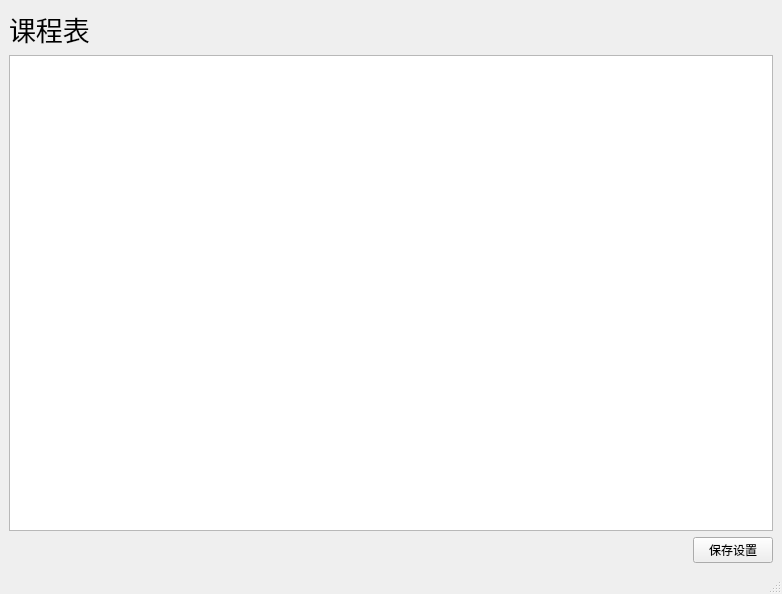
Above: mainwindow.ui from Kevin0217168/SchoolCourse before the change. Below: the same form after it.
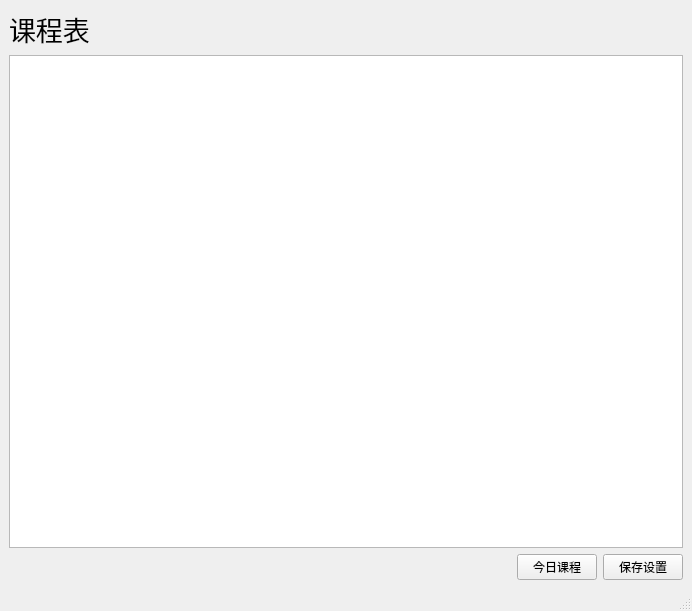
That is the form after the change.

```diff
--- a/mainwindow.ui
+++ b/mainwindow.ui
@@ -6,8 +6,8 @@
    <rect>
     <x>0</x>
     <y>0</y>
-    <width>782</width>
-    <height>594</height>
+    <width>692</width>
+    <height>611</height>
    </rect>
   </property>
   <property name="windowTitle">
@@ -46,6 +46,13 @@
         </property>
        </spacer>
       </item>
+      <item>
+       <widget class="QPushButton" name="viewBtn">
+        <property name="text">
+         <string>今日课程</string>
+        </property>
+       </widget>
+      </item>
       <item>
        <widget class="QPushButton" name="saveBtn">
         <property name="text">
```
Left out of the diff: 4 changed lines with no effect on the pictures.
